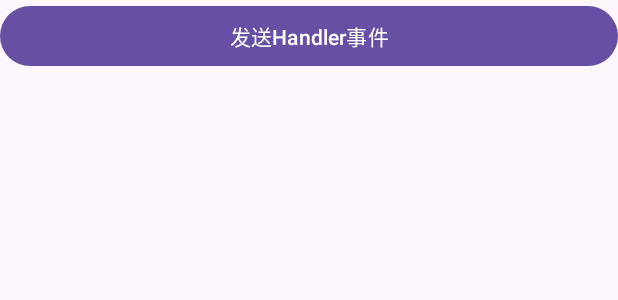
After one commit to yanftch/review, an Android app: the layout activity_memory_shark.xml on its own in the app's theme, with its tools: preview values and no code run, on a phone screen of 412 x 824 dp. The commit adds this screen. Shown: the top 300 px of the screen. Run offline under Robolectric (Android 15) with nearby library versions, the phone set to English and light mode, and no system bars.

Commit message:
内存抖动实例

```diff
--- a/app/src/main/AndroidManifest.xml
+++ b/app/src/main/AndroidManifest.xml
@@ -13,6 +13,9 @@
         android:supportsRtl="true"
         android:theme="@style/Theme.Review"
         tools:targetApi="31">
+        <activity
+            android:name=".android.activity.MemorySharkActivity"
+            android:exported="false" />
         <activity
             android:name=".android.activity.LeakActivity"
             android:exported="false" />
--- /dev/null
+++ b/app/src/main/java/com/yanftch/review/android/activity/MemorySharkActivity.kt
@@ -0,0 +1,39 @@
+package com.yanftch.review.android.activity
+
+import android.os.Bundle
+import android.os.Handler
+import android.os.Looper
+import android.os.Message
+import android.util.Log
+import android.view.View
+import androidx.appcompat.app.AppCompatActivity
+import com.yanftch.review.R
+
+/**
+ * Author : yanfeng
+ * Date : 2024/7/19
+ * Time : 09:04
+ * Desc : 内存抖动实例
+ */
+class MemorySharkActivity : AppCompatActivity() {
+    private var handler: Handler? = null
+    private val TAG = "debug_MemorySharkActivity"
+
+    override fun onCreate(savedInstanceState: Bundle?) {
+        super.onCreate(savedInstanceState)
+        setContentView(R.layout.activity_memory_shark)
+
+        handler = object : Handler(Looper.getMainLooper()) {
+            override fun handleMessage(msg: Message) {
+                super.handleMessage(msg)
+                val arr = arrayOfNulls<String>(1000000)
+                Log.e(TAG, "handleMessage: 创建对象")
+                handler?.sendEmptyMessageDelayed(10, 500)
+            }
+        }
+
+        findViewById<View>(R.id.btn1).setOnClickListener {
+            handler?.sendEmptyMessage(10)
+        }
+    }
+}
--- /dev/null
+++ b/app/src/main/res/layout/activity_memory_shark.xml
@@ -0,0 +1,16 @@
+<?xml version="1.0" encoding="utf-8"?>
+<LinearLayout xmlns:android="http://schemas.android.com/apk/res/android"
+    xmlns:app="http://schemas.android.com/apk/res-auto"
+    xmlns:tools="http://schemas.android.com/tools"
+    android:orientation="vertical"
+    android:id="@+id/main"
+    android:layout_width="match_parent"
+    android:layout_height="match_parent"
+    tools:context=".android.activity.MemorySharkActivity">
+    <Button
+        android:layout_width="match_parent"
+        android:id="@+id/btn1"
+        android:text="发送Handler事件"
+        android:layout_height="wrap_content"/>
+
+</LinearLayout>
```
Also changed, not shown: app/src/main/java/com/yanftch/review/MainActivity.kt (+7 -1 lines).
